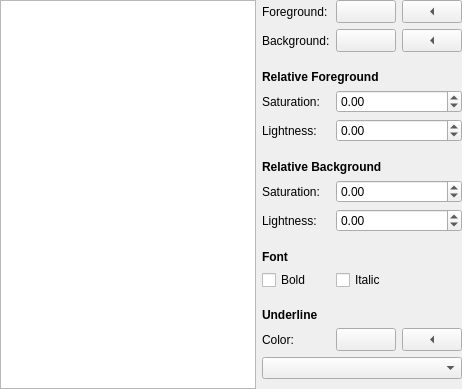
Old version of the form src/plugins/texteditor/colorschemeedit.ui in the repository qt-creator/qt-creator.
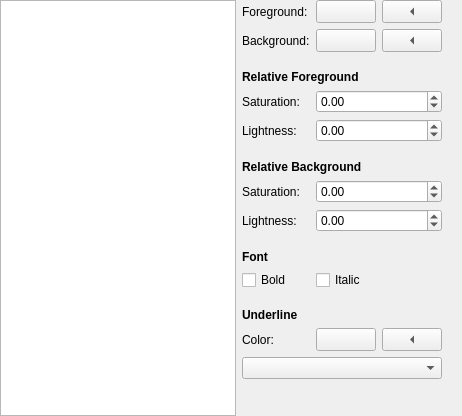
New version of the form.

Commit message:
Color scheme: Reduce minimum size and add scroll area to details
First thing that should happen when reducing the size of the preferences
dialog is to add a vertical scroll bar to the color scheme details, not
to the whole settings page.

The edit to the form file:
```diff
--- a/src/plugins/texteditor/colorschemeedit.ui
+++ b/src/plugins/texteditor/colorschemeedit.ui
@@ -7,10 +7,10 @@
     <x>0</x>
     <y>0</y>
     <width>462</width>
-    <height>389</height>
+    <height>416</height>
    </rect>
   </property>
-  <layout class="QGridLayout" name="gridLayout" columnstretch="1,0,0,0">
+  <layout class="QHBoxLayout" name="horizontalLayout">
    <property name="leftMargin">
     <number>0</number>
    </property>
@@ -19,6 +19,67 @@
    </property>
    <property name="rightMargin">
     <number>0</number>
+   </property>
+   <property name="bottomMargin">
+    <number>0</number>
+   </property>
+   <item>
+    <widget class="QListView" name="itemList">
+     <property name="sizePolicy">
+      <sizepolicy hsizetype="Expanding" vsizetype="Expanding">
+       <horstretch>0</horstretch>
+       <verstretch>0</verstretch>
+      </sizepolicy>
+     </property>
+     <property name="selectionMode">
+      <enum>QAbstractItemView::ExtendedSelection</enum>
+     </property>
+     <property name="uniformItemSizes">
+      <bool>true</bool>
+     </property>
+    </widget>
+   </item>
+   <item>
+    <widget class="QScrollArea" name="detailsScrollArea">
+     <property name="sizePolicy">
+      <sizepolicy hsizetype="Fixed" vsizetype="Expanding">
+       <horstretch>0</horstretch>
+       <verstretch>0</verstretch>
+      </sizepolicy>
+     </property>
+     <property name="frameShape">
+      <enum>QFrame::NoFrame</enum>
+     </property>
+     <property name="frameShadow">
+      <enum>QFrame::Plain</enum>
+     </property>
+     <property name="horizontalScrollBarPolicy">
+      <enum>Qt::ScrollBarAlwaysOff</enum>
+     </property>
+     <property name="sizeAdjustPolicy">
+      <enum>QAbstractScrollArea::AdjustToContents</enum>
+     </property>
+     <widget class="QWidget" name="scrollAreaWidgetContents">
+      <property name="geometry">
+       <rect>
+        <x>0</x>
+        <y>0</y>
+        <width>212</width>
+        <height>390</height>
+       </rect>
+      </property>
+      <layout class="QGridLayout" name="gridLayout" columnstretch="1,0,0">
+       <property name="sizeConstraint">
+        <enum>QLayout::SetFixedSize</enum>
+       </property>
+       <property name="leftMargin">
+        <number>0</number>
+       </property>
+       <property name="topMargin">
+        <number>0</number>
+       </property>
+       <property name="rightMargin">
+        <number>20</number>
    </property>
    <property name="bottomMargin">
     <number>0</number>
@@ -26,7 +87,7 @@
    <property name="verticalSpacing">
     <number>0</number>
    </property>
-   <item row="5" column="1" colspan="3">
+       <item row="5" column="0" colspan="3">
     <widget class="QLabel" name="relativeForegroundHeadline">
      <property name="font">
       <font>
@@ -39,7 +100,7 @@
      </property>
     </widget>
    </item>
-   <item row="0" column="1">
+       <item row="0" column="0">
     <widget class="QLabel" name="foregroundLabel">
      <property name="sizePolicy">
       <sizepolicy hsizetype="Fixed" vsizetype="Preferred">
@@ -55,7 +116,7 @@
      </property>
     </widget>
    </item>
-   <item row="10" column="1" colspan="3">
+       <item row="10" column="0" colspan="3">
     <widget class="QWidget" name="relativeForegroundSpacer3" native="true">
      <property name="sizePolicy">
       <sizepolicy hsizetype="Preferred" vsizetype="Fixed">
@@ -77,7 +138,7 @@
      </property>
     </widget>
    </item>
-   <item row="9" column="1">
+       <item row="9" column="0">
     <widget class="QLabel" name="foregroundLightnessLabel">
      <property name="sizePolicy">
       <sizepolicy hsizetype="Preferred" vsizetype="Preferred">
@@ -90,7 +151,7 @@
      </property>
     </widget>
    </item>
-   <item row="0" column="2">
+       <item row="0" column="1">
     <widget class="QToolButton" name="foregroundToolButton">
      <property name="sizePolicy">
       <sizepolicy hsizetype="Preferred" vsizetype="Fixed">
@@ -103,7 +164,7 @@
      </property>
     </widget>
    </item>
-   <item row="26" column="1" colspan="3">
+       <item row="26" column="0" colspan="3">
     <spacer name="spacer">
      <property name="orientation">
       <enum>Qt::Vertical</enum>
@@ -116,7 +177,7 @@
      </property>
     </spacer>
    </item>
-   <item row="3" column="3">
+       <item row="3" column="2">
     <widget class="QToolButton" name="eraseBackgroundToolButton">
      <property name="sizePolicy">
       <sizepolicy hsizetype="Preferred" vsizetype="Fixed">
@@ -135,7 +196,7 @@
      </property>
     </widget>
    </item>
-   <item row="14" column="1" colspan="3">
+       <item row="14" column="0" colspan="3">
     <widget class="QWidget" name="relativeBackgroundSpacer2" native="true">
      <property name="sizePolicy">
       <sizepolicy hsizetype="Preferred" vsizetype="Fixed">
@@ -157,7 +218,7 @@
      </property>
     </widget>
    </item>
-   <item row="7" column="2" colspan="2">
+       <item row="7" column="1" colspan="2">
     <widget class="QDoubleSpinBox" name="foregroundSaturationSpinBox">
      <property name="minimum">
       <double>-1.000000000000000</double>
@@ -170,7 +231,7 @@
      </property>
     </widget>
    </item>
-   <item row="15" column="1">
+       <item row="15" column="0">
     <widget class="QLabel" name="backgroundLightnessLabel">
      <property name="sizePolicy">
       <sizepolicy hsizetype="Preferred" vsizetype="Preferred">
@@ -183,7 +244,7 @@
      </property>
     </widget>
    </item>
-   <item row="0" column="3">
+       <item row="0" column="2">
     <widget class="QToolButton" name="eraseForegroundToolButton">
      <property name="sizePolicy">
       <sizepolicy hsizetype="Preferred" vsizetype="Fixed">
@@ -202,7 +263,7 @@
      </property>
     </widget>
    </item>
-   <item row="13" column="1">
+       <item row="13" column="0">
     <widget class="QLabel" name="backgroundSaturationLabel">
      <property name="sizePolicy">
       <sizepolicy hsizetype="Preferred" vsizetype="Preferred">
@@ -215,14 +276,14 @@
      </property>
     </widget>
    </item>
-   <item row="19" column="2" colspan="2">
+       <item row="19" column="1" colspan="2">
     <widget class="QCheckBox" name="italicCheckBox">
      <property name="text">
       <string>Italic</string>
      </property>
     </widget>
    </item>
-   <item row="9" column="2" colspan="2">
+       <item row="9" column="1" colspan="2">
     <widget class="QDoubleSpinBox" name="foregroundLightnessSpinBox">
      <property name="minimum">
       <double>-1.000000000000000</double>
@@ -235,7 +296,7 @@
      </property>
     </widget>
    </item>
-   <item row="6" column="1" colspan="3">
+       <item row="6" column="0" colspan="3">
     <widget class="QWidget" name="relativeForegroundSpacer1" native="true">
      <property name="sizePolicy">
       <sizepolicy hsizetype="Preferred" vsizetype="Fixed">
@@ -257,7 +318,7 @@
      </property>
     </widget>
    </item>
-   <item row="13" column="2" colspan="2">
+       <item row="13" column="1" colspan="2">
     <widget class="QDoubleSpinBox" name="backgroundSaturationSpinBox">
      <property name="minimum">
       <double>-1.000000000000000</double>
@@ -270,7 +331,7 @@
      </property>
     </widget>
    </item>
-   <item row="3" column="1">
+       <item row="3" column="0">
     <widget class="QLabel" name="backgroundLabel">
      <property name="sizePolicy">
       <sizepolicy hsizetype="Fixed" vsizetype="Preferred">
@@ -286,7 +347,7 @@
      </property>
     </widget>
    </item>
-   <item row="4" column="1" colspan="3">
+       <item row="4" column="0" colspan="3">
     <widget class="QWidget" name="backgroundSpacer" native="true">
      <property name="sizePolicy">
       <sizepolicy hsizetype="Preferred" vsizetype="Fixed">
@@ -308,23 +369,7 @@
      </property>
     </widget>
    </item>
-   <item row="0" column="0" rowspan="27">
-    <widget class="QListView" name="itemList">
-     <property name="sizePolicy">
-      <sizepolicy hsizetype="Expanding" vsizetype="Expanding">
-       <horstretch>1</horstretch>
-       <verstretch>0</verstretch>
-      </sizepolicy>
-     </property>
-     <property name="selectionMode">
-      <enum>QAbstractItemView::ExtendedSelection</enum>
-     </property>
-     <property name="uniformItemSizes">
-      <bool>true</bool>
-     </property>
-    </widget>
-   </item>
-   <item row="17" column="1">
+       <item row="17" column="0">
     <widget class="QLabel" name="fontHeadline">
      <property name="font">
       <font>
@@ -337,7 +382,7 @@
      </property>
     </widget>
    </item>
-   <item row="7" column="1">
+       <item row="7" column="0">
     <widget class="QLabel" name="foregroundSaturationLabel">
      <property name="sizePolicy">
       <sizepolicy hsizetype="Preferred" vsizetype="Preferred">
@@ -350,14 +395,14 @@
      </property>
     </widget>
    </item>
-   <item row="19" column="1">
+       <item row="19" column="0">
     <widget class="QCheckBox" name="boldCheckBox">
      <property name="text">
       <string>Bold</string>
      </property>
     </widget>
    </item>
-   <item row="18" column="1" colspan="3">
+       <item row="18" column="0" colspan="3">
     <widget class="QWidget" name="fontSpacer1" native="true">
      <property name="sizePolicy">
       <sizepolicy hsizetype="Preferred" vsizetype="Fixed">
@@ -379,7 +424,7 @@
      </property>
     </widget>
    </item>
-   <item row="12" column="1" colspan="3">
+       <item row="12" column="0" colspan="3">
     <widget class="QWidget" name="relativeBackgroundSpacer1" native="true">
      <property name="sizePolicy">
       <sizepolicy hsizetype="Preferred" vsizetype="Fixed">
@@ -401,7 +446,7 @@
      </property>
     </widget>
    </item>
-   <item row="16" column="1" colspan="3">
+       <item row="16" column="0" colspan="3">
     <widget class="QWidget" name="relativeBackgroundSpacer3" native="true">
      <property name="sizePolicy">
       <sizepolicy hsizetype="Preferred" vsizetype="Fixed">
@@ -423,7 +468,7 @@
      </property>
     </widget>
    </item>
-   <item row="24" column="1" colspan="3">
+       <item row="24" column="0" colspan="3">
     <widget class="QWidget" name="underlineSpacer2" native="true">
      <property name="sizePolicy">
       <sizepolicy hsizetype="Preferred" vsizetype="Fixed">
@@ -445,7 +490,7 @@
      </property>
     </widget>
    </item>
-   <item row="22" column="1" colspan="3">
+       <item row="22" column="0" colspan="3">
     <widget class="QWidget" name="underlineSpacer1" native="true">
      <property name="sizePolicy">
       <sizepolicy hsizetype="Preferred" vsizetype="Fixed">
@@ -467,7 +512,7 @@
      </property>
     </widget>
    </item>
-   <item row="23" column="2">
+       <item row="23" column="1">
     <widget class="QToolButton" name="underlineColorToolButton">
      <property name="sizePolicy">
       <sizepolicy hsizetype="Preferred" vsizetype="Fixed">
@@ -480,7 +525,7 @@
      </property>
     </widget>
    </item>
-   <item row="21" column="1">
+       <item row="21" column="0">
     <widget class="QLabel" name="underlineHeadline">
      <property name="font">
       <font>
@@ -493,7 +538,7 @@
      </property>
     </widget>
    </item>
-   <item row="23" column="1">
+       <item row="23" column="0">
     <widget class="QLabel" name="underlineLabel">
      <property name="sizePolicy">
       <sizepolicy hsizetype="Fixed" vsizetype="Preferred">
@@ -509,7 +554,7 @@
      </property>
     </widget>
    </item>
-   <item row="11" column="1" colspan="3">
+       <item row="11" column="0" colspan="3">
     <widget class="QLabel" name="relativeBackgroundHeadline">
      <property name="font">
       <font>
@@ -522,7 +567,7 @@
      </property>
     </widget>
    </item>
-   <item row="20" column="1" colspan="3">
+       <item row="20" column="0" colspan="3">
     <widget class="QWidget" name="fontSpacer2" native="true">
      <property name="sizePolicy">
       <sizepolicy hsizetype="Preferred" vsizetype="Fixed">
@@ -544,7 +589,7 @@
      </property>
     </widget>
    </item>
-   <item row="15" column="2" colspan="2">
+       <item row="15" column="1" colspan="2">
     <widget class="QDoubleSpinBox" name="backgroundLightnessSpinBox">
      <property name="minimum">
       <double>-1.000000000000000</double>
@@ -557,7 +602,7 @@
      </property>
     </widget>
    </item>
-   <item row="3" column="2">
+       <item row="3" column="1">
     <widget class="QToolButton" name="backgroundToolButton">
      <property name="sizePolicy">
       <sizepolicy hsizetype="Preferred" vsizetype="Fixed">
@@ -570,7 +615,7 @@
      </property>
     </widget>
    </item>
-   <item row="23" column="3">
+       <item row="23" column="2">
     <widget class="QToolButton" name="eraseUnderlineColorToolButton">
      <property name="sizePolicy">
       <sizepolicy hsizetype="Preferred" vsizetype="Fixed">
@@ -589,10 +634,10 @@
      </property>
     </widget>
    </item>
-   <item row="25" column="1" colspan="3">
+       <item row="25" column="0" colspan="3">
     <widget class="QComboBox" name="underlineComboBox"/>
    </item>
-   <item row="8" column="1" colspan="3">
+       <item row="8" column="0" colspan="3">
     <widget class="QWidget" name="relativeForegroundSpacer2" native="true">
      <property name="sizePolicy">
       <sizepolicy hsizetype="Preferred" vsizetype="Fixed">
@@ -614,7 +659,7 @@
      </property>
     </widget>
    </item>
-   <item row="2" column="1" colspan="3">
+       <item row="2" column="0" colspan="3">
     <widget class="QWidget" name="foregroundSpacer" native="true">
      <property name="sizePolicy">
       <sizepolicy hsizetype="Preferred" vsizetype="Fixed">
@@ -634,6 +679,10 @@
        <height>6</height>
       </size>
      </property>
+        </widget>
+       </item>
+      </layout>
+     </widget>
     </widget>
    </item>
   </layout>
```
Lines whose indentation alone changed are shown as unchanged. The commit also changes 2 other files.
